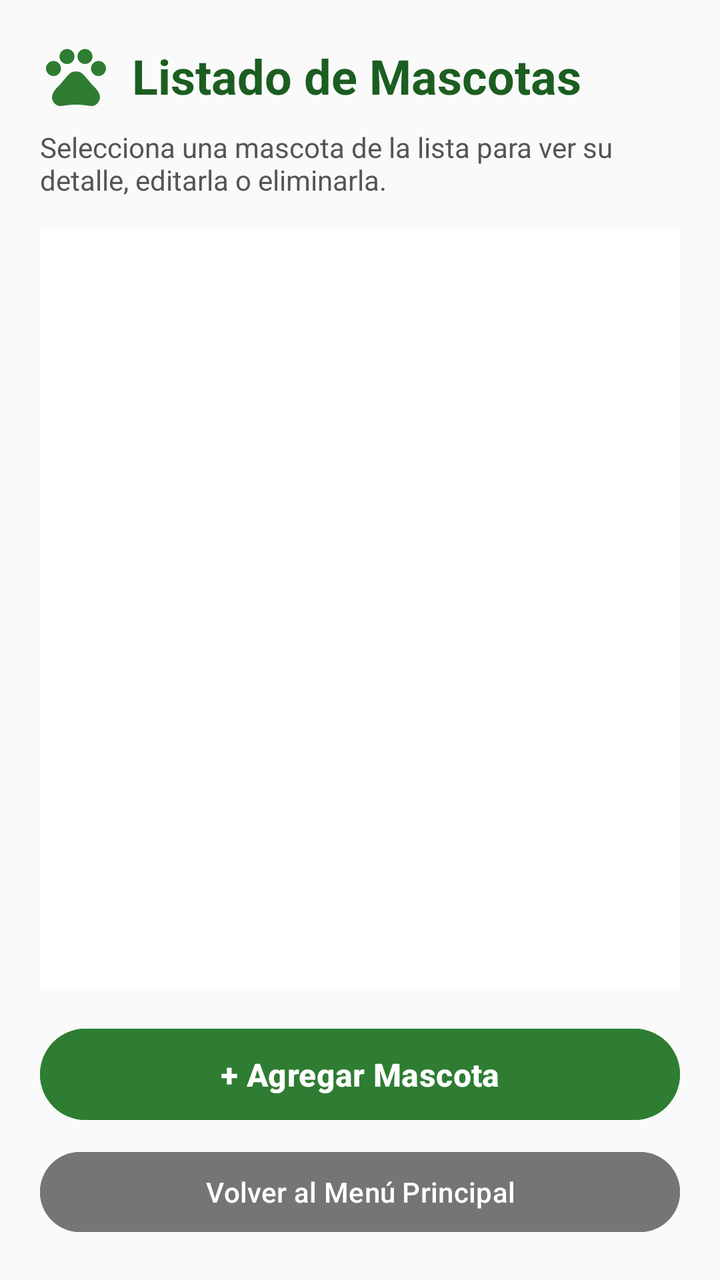
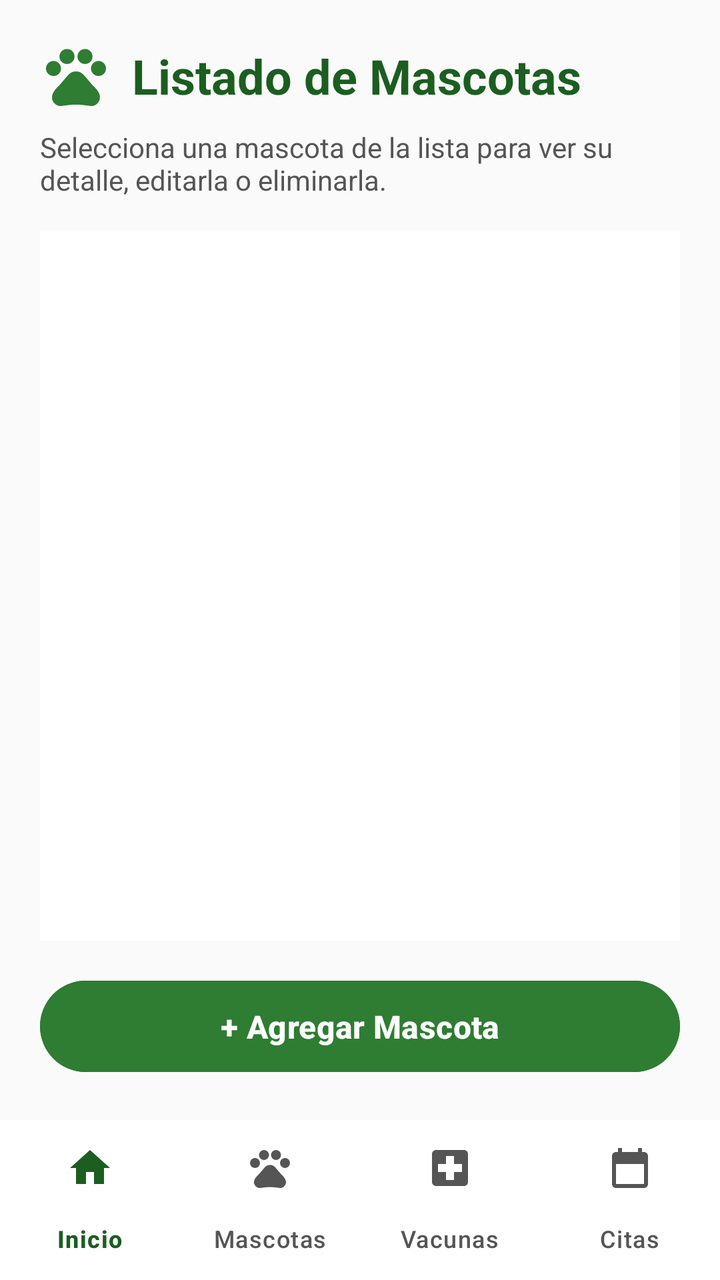

The first picture is an Android layout as it rendered before a commit; the second is the same layout after the commit. The layout source and the unified diff follow.
<!-- AndroidManifest.xml: application theme Theme.Proyecto_1PataAlDia -->
<!-- res/layout/activity_mascotas.xml -->
<?xml version="1.0" encoding="utf-8"?>
<LinearLayout xmlns:android="http://schemas.android.com/apk/res/android"
    xmlns:tools="http://schemas.android.com/tools"
    android:id="@+id/mascotasRoot"
    android:layout_width="match_parent"
    android:layout_height="match_parent"
    android:background="@color/pata_background"
    android:orientation="vertical"
    android:padding="20dp"
    tools:context=".MascotasActivity">

    
    <LinearLayout
        android:layout_width="match_parent"
        android:layout_height="wrap_content"
        android:gravity="center_vertical"
        android:orientation="horizontal"
        android:layout_marginBottom="8dp">

        <ImageView
            android:layout_width="36dp"
            android:layout_height="36dp"
            android:contentDescription="Icono Mascotas"
            android:src="@drawable/ic_paw" />

        <TextView
            android:id="@+id/tvTituloMascotas"
            android:layout_width="wrap_content"
            android:layout_height="wrap_content"
            android:layout_marginStart="10dp"
            android:text="Listado de Mascotas"
            android:textColor="@color/pata_primary_dark"
            android:textSize="24sp"
            android:textStyle="bold" />
    </LinearLayout>

    <TextView
        android:id="@+id/tvSubtituloMascotas"
        android:layout_width="match_parent"
        android:layout_height="wrap_content"
        android:layout_marginBottom="16dp"
        android:text="Selecciona una mascota de la lista para ver su detalle, editarla o eliminarla."
        android:textColor="@color/pata_text_secondary"
        android:textSize="14sp" />

    
    <TextView
        android:id="@+id/tvSinMascotas"
        android:layout_width="match_parent"
        android:layout_height="wrap_content"
        android:layout_marginTop="24dp"
        android:layout_marginBottom="24dp"
        android:background="@color/pata_primary_light"
        android:gravity="center"
        android:padding="20dp"
        android:text="Aún no hay mascotas registradas.\nPresiona 'Agregar Mascota' para crear el primer expediente."
        android:textColor="@color/pata_primary"
        android:textSize="15sp"
        android:visibility="gone" />

    
    <ListView
        android:id="@+id/lvMascotas"
        android:layout_width="match_parent"
        android:layout_height="0dp"
        android:layout_weight="1"
        android:background="@color/white"
        android:divider="#C8E6C9"
        android:dividerHeight="1dp"
        android:padding="4dp" />

    
    <Button
        android:id="@+id/btnIrAgregarMascota"
        android:layout_width="match_parent"
        android:layout_height="wrap_content"
        android:layout_marginTop="16dp"
        android:backgroundTint="@color/pata_primary"
        android:padding="12dp"
        android:text="+ Agregar Mascota"
        android:textColor="@color/white"
        android:textSize="16sp"
        android:textStyle="bold" />

    <Button
        android:id="@+id/btnVolverInicioMascotas"
        android:layout_width="match_parent"
        android:layout_height="wrap_content"
        android:layout_marginTop="8dp"
        android:backgroundTint="#757575"
        android:text="Volver al Menú Principal"
        android:textColor="@color/white" />

</LinearLayout>
<!-- resources referenced by this layout -->
<resources>
  <color name="pata_background">#FAFAFA</color>
  <color name="pata_primary">#2E7D32</color>
  <color name="pata_primary_dark">#1B5E20</color>
  <color name="pata_primary_light">#E8F5E9</color>
  <color name="pata_text_secondary">#555555</color>
  <color name="white">#FFFFFFFF</color>
  <!-- drawable ic_paw (drawable) -->
  <vector xmlns:android="http://schemas.android.com/apk/res/android"
      android:width="96dp"
      android:height="96dp"
      android:viewportWidth="24"
      android:viewportHeight="24">
      <path
          android:fillColor="#2E7D32"
          android:pathData="M4.5,9.5m-2.5,0a2.5,2.5 0,1 1,5 0a2.5,2.5 0,1 1,-5 0M9,5.5m-2.5,0a2.5,2.5 0,1 1,5 0a2.5,2.5 0,1 1,-5 0M15,5.5m-2.5,0a2.5,2.5 0,1 1,5 0a2.5,2.5 0,1 1,-5 0M19.5,9.5m-2.5,0a2.5,2.5 0,1 1,5 0a2.5,2.5 0,1 1,-5 0M17.34,14.86c-0.87,-1.02 -1.6,-1.89 -2.48,-2.91 -0.46,-0.54 -1.05,-1.08 -1.75,-1.32 -0.11,-0.04 -0.22,-0.07 -0.33,-0.09 -0.25,-0.04 -0.52,-0.04 -0.78,-0.04s-0.53,0 -0.79,0.05c-0.11,0.02 -0.22,0.05 -0.33,0.09 -0.7,0.24 -1.28,0.78 -1.75,1.32 -0.87,1.02 -1.6,1.89 -2.48,2.91 -1.31,1.31 -2.92,2.76 -2.62,4.79 0.29,1.02 1.02,2.03 2.33,2.32 0.73,0.15 3.06,-0.44 5.54,-0.44h0.18c2.48,0 4.81,0.58 5.54,0.44 1.31,-0.29 2.04,-1.31 2.33,-2.32 0.31,-2.04 -1.3,-3.49 -2.61,-4.8z" />
  </vector>
  <style name="Theme.Proyecto_1PataAlDia" parent="Base.Theme.Proyecto_1PataAlDia" />
  <style name="Base.Theme.Proyecto_1PataAlDia" parent="Theme.Material3.Light.NoActionBar">
          <item name="colorPrimary">@color/pata_primary</item>
          <item name="colorOnPrimary">@color/white</item>
          <item name="colorPrimaryContainer">@color/pata_primary_light</item>
          <item name="colorOnPrimaryContainer">@color/pata_primary_dark</item>
          <item name="colorSecondary">@color/pata_secondary</item>
          <item name="android:colorBackground">@color/pata_background</item>
          <item name="android:statusBarColor">@color/pata_primary_dark</item>
      </style>
  <color name="pata_secondary">#43A047</color>
</resources>

<!-- the commit's change to res/layout/activity_mascotas.xml (unified diff, before → after) -->
@@ -6,8 +6,15 @@
     android:layout_height="match_parent"
     android:background="@color/pata_background"
     android:orientation="vertical"
-    android:padding="20dp"
     tools:context=".MascotasActivity">
+
+    <LinearLayout
+        android:layout_width="match_parent"
+        android:layout_height="0dp"
+        android:layout_weight="1"
+        android:orientation="vertical"
+        android:padding="20dp">
+
 
     
     <LinearLayout
@@ -82,13 +89,22 @@
         android:textSize="16sp"
         android:textStyle="bold" />
 
-    <Button
-        android:id="@+id/btnVolverInicioMascotas"
-        android:layout_width="match_parent"
-        android:layout_height="wrap_content"
-        android:layout_marginTop="8dp"
-        android:backgroundTint="#757575"
-        android:text="Volver al Menú Principal"
-        android:textColor="@color/white" />
 
+    </LinearLayout>
+
+    <include layout="@layout/include_bottom_nav" />
 </LinearLayout>
+<!-- res/layout/include_bottom_nav.xml (included above) -->
+<?xml version="1.0" encoding="utf-8"?>
+<com.google.android.material.bottomnavigation.BottomNavigationView
+    xmlns:android="http://schemas.android.com/apk/res/android"
+    xmlns:app="http://schemas.android.com/apk/res-auto"
+    android:id="@+id/bottomNav"
+    android:layout_width="match_parent"
+    android:layout_height="wrap_content"
+    android:background="@color/white"
+    app:itemActiveIndicatorStyle="@style/Widget.App.NavIndicator"
+    app:itemIconTint="@color/nav_item_color"
+    app:itemTextColor="@color/nav_item_color"
+    app:labelVisibilityMode="labeled"
+    app:menu="@menu/bottom_nav_menu" />
<!-- resource entries referenced after the edit -->
@@ -16,6 +16,9 @@
           android:fillColor="#2E7D32"
           android:pathData="M4.5,9.5m-2.5,0a2.5,2.5 0,1 1,5 0a2.5,2.5 0,1 1,-5 0M9,5.5m-2.5,0a2.5,2.5 0,1 1,5 0a2.5,2.5 0,1 1,-5 0M15,5.5m-2.5,0a2.5,2.5 0,1 1,5 0a2.5,2.5 0,1 1,-5 0M19.5,9.5m-2.5,0a2.5,2.5 0,1 1,5 0a2.5,2.5 0,1 1,-5 0M17.34,14.86c-0.87,-1.02 -1.6,-1.89 -2.48,-2.91 -0.46,-0.54 -1.05,-1.08 -1.75,-1.32 -0.11,-0.04 -0.22,-0.07 -0.33,-0.09 -0.25,-0.04 -0.52,-0.04 -0.78,-0.04s-0.53,0 -0.79,0.05c-0.11,0.02 -0.22,0.05 -0.33,0.09 -0.7,0.24 -1.28,0.78 -1.75,1.32 -0.87,1.02 -1.6,1.89 -2.48,2.91 -1.31,1.31 -2.92,2.76 -2.62,4.79 0.29,1.02 1.02,2.03 2.33,2.32 0.73,0.15 3.06,-0.44 5.54,-0.44h0.18c2.48,0 4.81,0.58 5.54,0.44 1.31,-0.29 2.04,-1.31 2.33,-2.32 0.31,-2.04 -1.3,-3.49 -2.61,-4.8z" />
   </vector>
+  <style name="Widget.App.NavIndicator" parent="Widget.Material3.BottomNavigationView.ActiveIndicator">
+          <item name="android:color">@color/pata_primary_light</item>
+      </style>
   <style name="Theme.Proyecto_1PataAlDia" parent="Base.Theme.Proyecto_1PataAlDia" />
   <style name="Base.Theme.Proyecto_1PataAlDia" parent="Theme.Material3.Light.NoActionBar">
           <item name="colorPrimary">@color/pata_primary</item>
